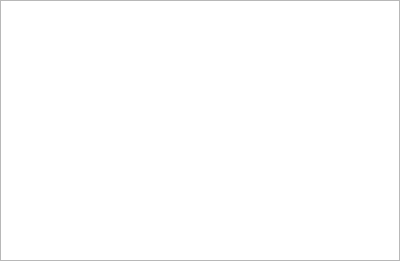
Above: src/plugins/lmp/radiowidget.ui from 0xd34df00d/leechcraft before the change. Below: the same form after it.
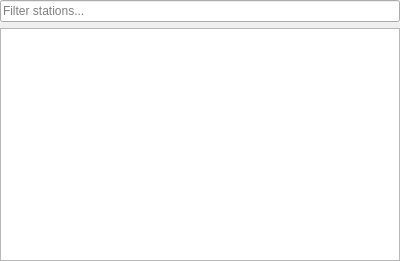
That is the form after the change.

Commit message: LMP: added stations searcher.

What changed in the file:
```diff
--- a/src/plugins/lmp/radiowidget.ui
+++ b/src/plugins/lmp/radiowidget.ui
@@ -17,6 +17,13 @@
    <property name="margin">
     <number>0</number>
    </property>
+   <item>
+    <widget class="QLineEdit" name="StationsSearch_">
+     <property name="placeholderText">
+      <string>Filter stations...</string>
+     </property>
+    </widget>
+   </item>
    <item>
     <widget class="QTreeView" name="StationsView_">
      <property name="rootIsDecorated">
```
The commit also changes 2 other files.
